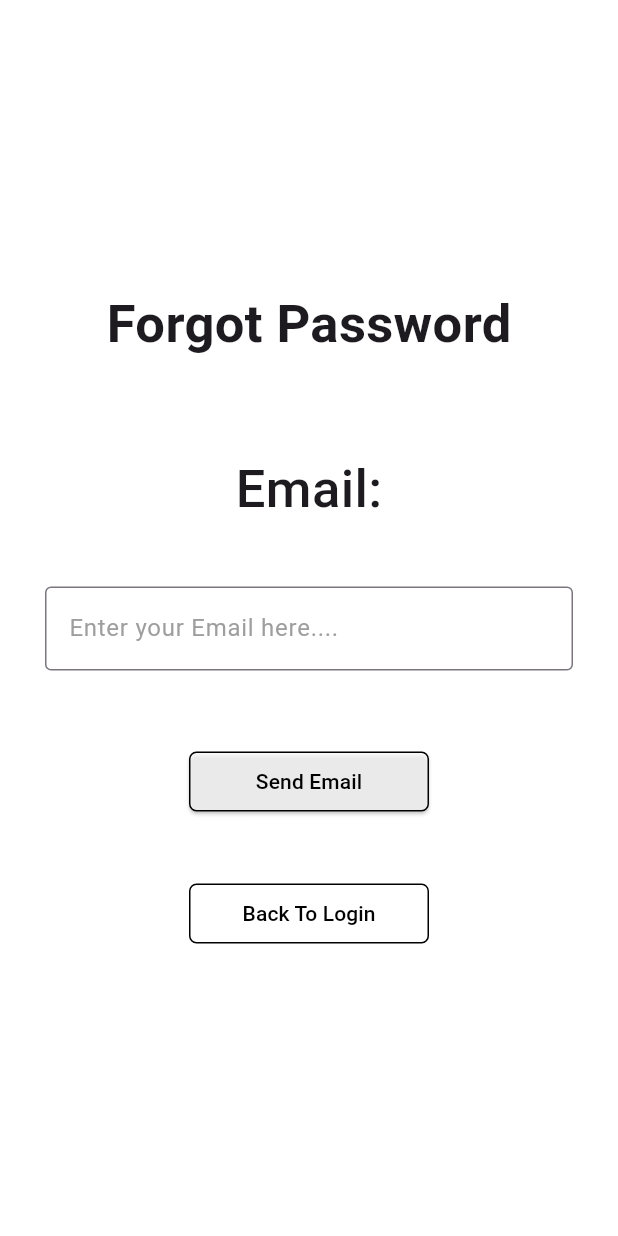
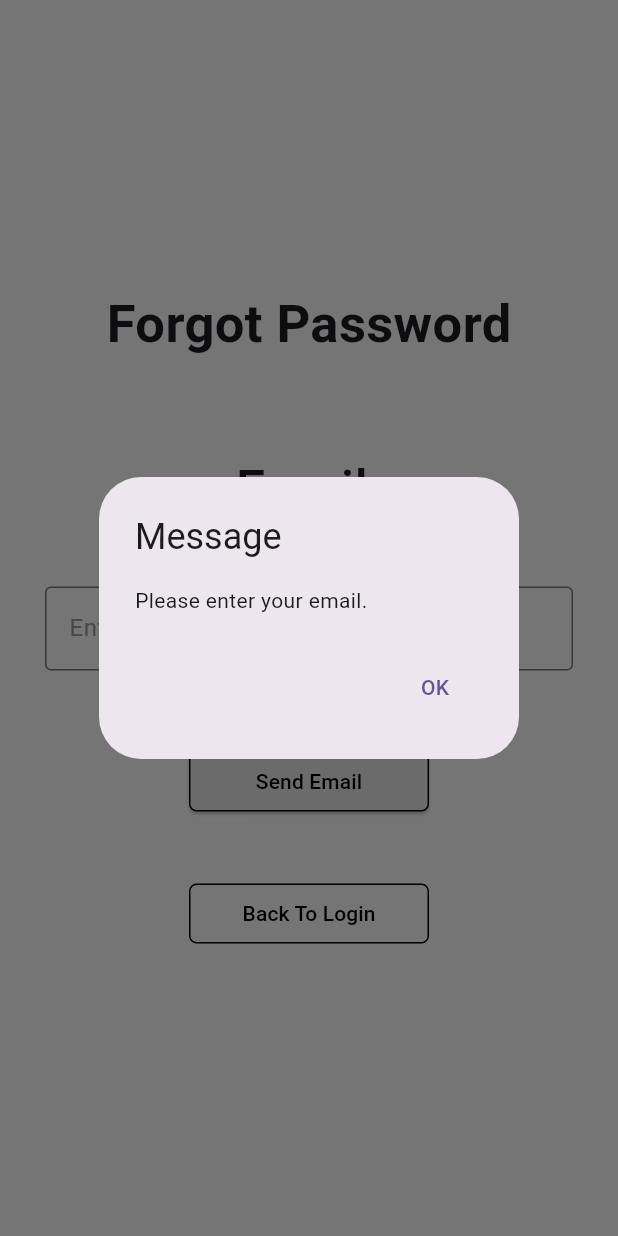
Before and after one commit to shamanth07/ArtHub_flutter, a Flutter app: the ForgotPasswordScreen screen opened directly, after a tap on "Send Email", on a phone screen of 412 x 824 dp. Run offline on Flutter 3.47's test engine with Material 3 defaults, Android fonts, the phone set to English and light mode, and no system bars; our stand-ins replace firebase_auth, firebase_core, firebase_database; accounts and stored records are empty.

Commit message:
24 commit

```diff
--- a/lib/Visitor/ForgetPassword.dart
+++ b/lib/Visitor/ForgetPassword.dart
@@ -1,8 +1,45 @@
 import 'package:flutter/material.dart';
-
+import 'package:firebase_auth/firebase_auth.dart';
 
 class ForgotPasswordScreen extends StatelessWidget {
   final TextEditingController emailController = TextEditingController();
+  final FirebaseAuth _auth = FirebaseAuth.instance;
+
+  ForgotPasswordScreen({super.key});
+
+  void _sendResetEmail(BuildContext context) async {
+    final email = emailController.text.trim();
+
+    if (email.isEmpty) {
+      _showMessage(context, "Please enter your email.");
+      return;
+    }
+
+    try {
+      await _auth.sendPasswordResetEmail(email: email);
+      _showMessage(context, "Password reset link sent to $email. Please check your email.");
+    } on FirebaseAuthException catch (e) {
+      _showMessage(context, "Error: ${e.message}");
+    }
+  }
+
+  void _showMessage(BuildContext context, String message) {
+    showDialog(
+      context: context,
+      builder: (BuildContext context) {
+        return AlertDialog(
+          title: Text("Message"),
+          content: Text(message),
+          actions: [
+            TextButton(
+              onPressed: () => Navigator.pop(context),
+              child: Text("OK"),
+            ),
+          ],
+        );
+      },
+    );
+  }
 
   @override
   Widget build(BuildContext context) {
@@ -14,32 +51,15 @@ class ForgotPasswordScreen extends StatelessWidget {
           child: Column(
             mainAxisAlignment: MainAxisAlignment.center,
             children: [
-              // Title
-              Text(
-                "Forgot Password",
-                style: TextStyle(
-                  fontSize: 35,
-                  fontWeight: FontWeight.bold,
-                ),
-              ),
-
+              Text("Forgot Password", style: TextStyle(fontSize: 35, fontWeight: FontWeight.bold)),
               SizedBox(height: 60),
 
-              // Email label
               Align(
                 alignment: Alignment.center,
-                child: Text(
-                  "Email:",
-                  style: TextStyle(
-                    fontSize: 35,
-                    fontWeight: FontWeight.w500,
-                  ),
-                ),
+                child: Text("Email:", style: TextStyle(fontSize: 35, fontWeight: FontWeight.w500)),
               ),
-
               SizedBox(height: 40),
 
-              // Email TextField
               TextField(
                 controller: emailController,
                 decoration: InputDecoration(
@@ -49,50 +69,36 @@ class ForgotPasswordScreen extends StatelessWidget {
                   contentPadding: EdgeInsets.symmetric(horizontal: 12, vertical: 16),
                 ),
               ),
-
               SizedBox(height: 50),
 
-              // Send Email button
               SizedBox(
                 width: 160,
                 child: ElevatedButton(
-                  onPressed: () {
-                    // TODO: Implement send reset email logic
-                    print("Reset link sent to: ${emailController.text}");
-                  },
+                  onPressed: () => _sendResetEmail(context),
                   style: ElevatedButton.styleFrom(
                     backgroundColor: Colors.white70,
                     foregroundColor: Colors.black,
                     side: BorderSide(color: Colors.black),
-                    shape: RoundedRectangleBorder(
-                      borderRadius: BorderRadius.circular(5),
-                    ),
+                    shape: RoundedRectangleBorder(borderRadius: BorderRadius.circular(5)),
                   ),
                   child: Text("Send Email"),
                 ),
               ),
-
               SizedBox(height: 40),
 
-              // Back To Login button
               SizedBox(
                 width: 160,
                 child: OutlinedButton(
-                  onPressed: () {
-                    Navigator.pop(context);
-                  },
+                  onPressed: () => Navigator.pop(context),
                   style: OutlinedButton.styleFrom(
                     backgroundColor: Colors.white70,
                     foregroundColor: Colors.black,
                     side: BorderSide(color: Colors.black),
-                    shape: RoundedRectangleBorder(
-                      borderRadius: BorderRadius.circular(5),
-                    ),
+                    shape: RoundedRectangleBorder(borderRadius: BorderRadius.circular(5)),
                   ),
                   child: Text("Back To Login"),
                 ),
               ),
-
             ],
           ),
         ),
```
